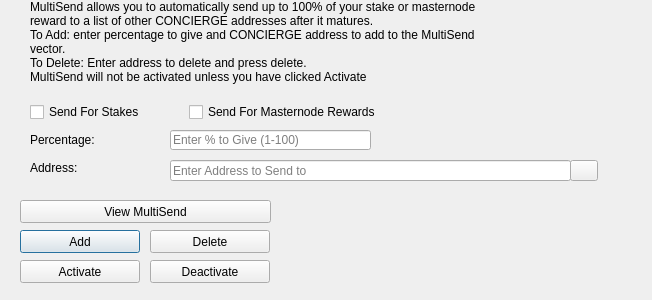
The window that src/qt/forms/multisenddialog.ui (ConciergeCoin/Concierge) describes before a commit, drawn with Qt 5.
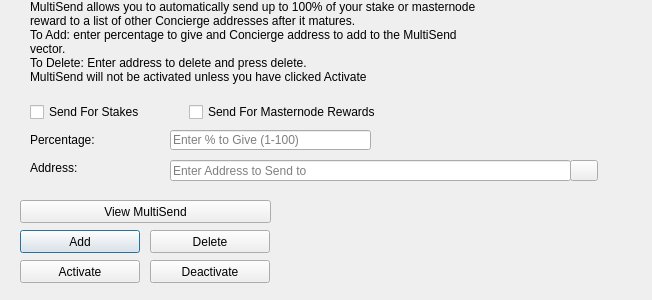
The same window after the commit. Icons and pictures are not drawn.

```diff
--- a/src/qt/forms/multisenddialog.ui
+++ b/src/qt/forms/multisenddialog.ui
@@ -61,8 +61,8 @@
     <number>1</number>
    </property>
    <property name="text">
-    <string>MultiSend allows you to automatically send up to 100% of your stake or masternode reward to a list of other CONCIERGE addresses after it matures.
-To Add: enter percentage to give and CONCIERGE address to add to the MultiSend vector.
+    <string>MultiSend allows you to automatically send up to 100% of your stake or masternode reward to a list of other Concierge addresses after it matures.
+To Add: enter percentage to give and Concierge address to add to the MultiSend vector.
 To Delete: Enter address to delete and press delete.
 MultiSend will not be activated unless you have clicked Activate</string>
    </property>
```
